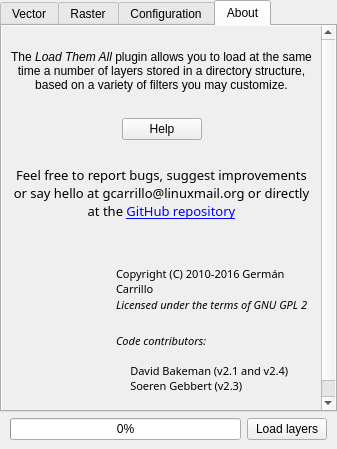
The window that Ui_DockWidget.ui (gacarrillor/loadthemall) describes before a commit, drawn with Qt 5.
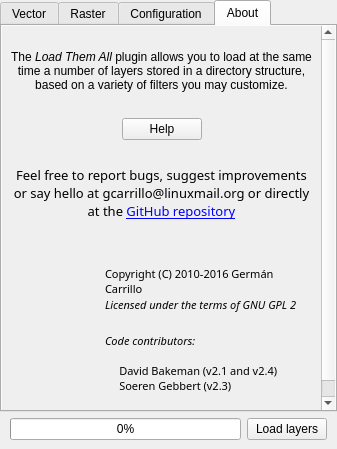
The same window after the commit. The open tabs and pages were chosen to show the change. Icons and pictures are not drawn.

Commit message:
Point Help button to GitHub README
Fix #1

The edit to the form file:
```diff
--- a/Ui_DockWidget.ui
+++ b/Ui_DockWidget.ui
@@ -540,9 +540,9 @@
            <property name="geometry">
             <rect>
              <x>0</x>
-             <y>-130</y>
+             <y>-124</y>
              <width>319</width>
-             <height>477</height>
+             <height>471</height>
             </rect>
            </property>
            <layout class="QVBoxLayout" name="verticalLayout">
@@ -718,7 +718,7 @@
                  <number>0</number>
                 </property>
                 <property name="leftMargin">
-                 <number>20</number>
+                 <number>9</number>
                 </property>
                 <item>
                  <spacer name="verticalSpacer_3">
```
The commit also changes 3 other files.
